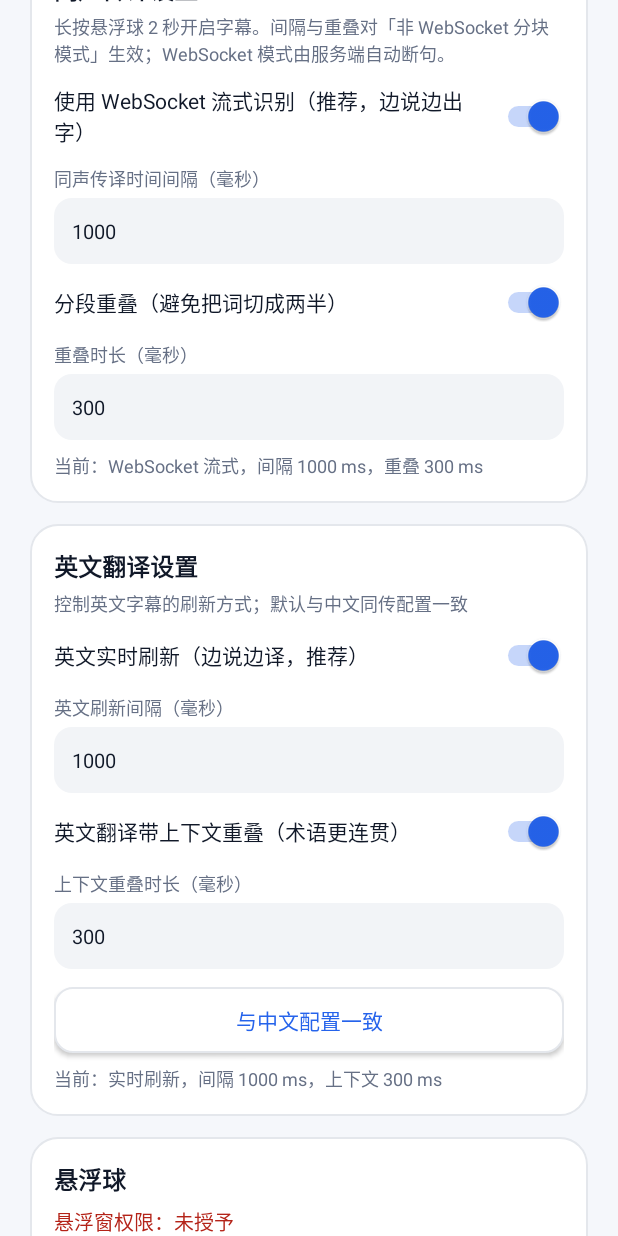
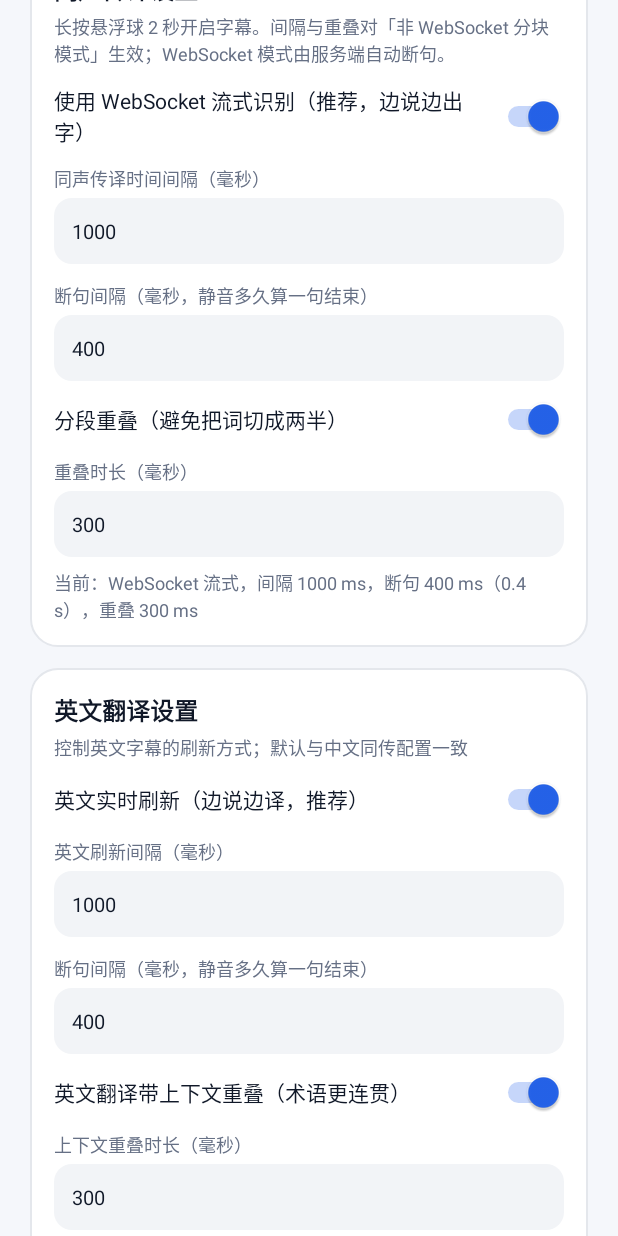
Before and after one commit to gongsikai1/android-ball, an Android app: the screen it shows after launch (MainActivity), scrolled down 576 dp, on a phone screen of 412 x 824 dp. Run offline under Robolectric (Android 15) with nearby library versions, the phone set to English and light mode, and no system bars.

Commit message:
feat: 字幕尾部滚动显示+中英断句间隔(毫秒/秒)；docs:2.0

```diff
--- a/app/build.gradle
+++ b/app/build.gradle
@@ -10,8 +10,8 @@ android {
         applicationId "com.aivision.floatassist"
         minSdk 26
         targetSdk 34
-        versionCode 10
-        versionName "1.9"
+        versionCode 11
+        versionName "2.0"
     }
 
     buildTypes {
--- a/app/src/main/java/com/aivision/floatassist/MainActivity.java
+++ b/app/src/main/java/com/aivision/floatassist/MainActivity.java
@@ -28,7 +28,7 @@ public class MainActivity extends Activity {
     private static final int REQ_CAPTURE = 1001;
     private static final int REQ_NOTIFICATION = 1002;
 
-    private EditText etKey, etBase, etModel, etVision, etSubInterval, etSubOverlap, etEnInterval, etEnOverlap;
+    private EditText etKey, etBase, etModel, etVision, etSubInterval, etSubOverlap, etEnInterval, etEnOverlap, etSubBreak, etEnBreak;
     private Switch swSubWs, swSubOverlap, swEnStream, swEnOverlap;
     private TextView tvPerm, tvAlpha, tvStatus, tvSubSummary, tvEnSummary;
     private SeekBar seekAlpha;
@@ -59,6 +59,8 @@ public class MainActivity extends Activity {
         etEnInterval = findViewById(R.id.et_en_interval);
         etEnOverlap = findViewById(R.id.et_en_overlap_ms);
         tvEnSummary = findViewById(R.id.tv_en_summary);
+        etSubBreak = findViewById(R.id.et_sub_break);
+        etEnBreak = findViewById(R.id.et_en_break);
         seekAlpha = findViewById(R.id.seek_alpha);
         btnGallery = findViewById(R.id.btn_gallery);
         btnAccess = findViewById(R.id.btn_access);
@@ -98,11 +100,34 @@ public class MainActivity extends Activity {
             public void afterTextChanged(android.text.Editable s) {
             }
         });
+        etSubBreak.addTextChangedListener(new android.text.TextWatcher() {
+            public void beforeTextChanged(CharSequence s, int a, int b, int c) {
+            }
+
+            public void onTextChanged(CharSequence s, int a, int b, int c) {
+                updateSubtitleSummary();
+            }
+
+            public void afterTextChanged(android.text.Editable s) {
+            }
+        });
+        etEnBreak.addTextChangedListener(new android.text.TextWatcher() {
+            public void beforeTextChanged(CharSequence s, int a, int b, int c) {
+            }
+
+            public void onTextChanged(CharSequence s, int a, int b, int c) {
+                updateEnglishSummary();
+            }
+
+            public void afterTextChanged(android.text.Editable s) {
+            }
+        });
         findViewById(R.id.btn_en_copy).setOnClickListener(v -> {
             swEnStream.setChecked(swSubWs.isChecked());
             etEnInterval.setText(etSubInterval.getText().toString());
             swEnOverlap.setChecked(swSubOverlap.isChecked());
             etEnOverlap.setText(etSubOverlap.getText().toString());
+            etEnBreak.setText(etSubBreak.getText().toString());
             saveConfig();
             toast("英文配置已跟随中文");
         });
@@ -221,12 +246,14 @@ public class MainActivity extends Activity {
         swSubOverlap.setChecked(Prefs.subtitleOverlap(this));
         etSubInterval.setText(String.valueOf(Prefs.subtitleChunkMs(this)));
         etSubOverlap.setText(String.valueOf(Prefs.subtitleOverlapMs(this)));
+        etSubBreak.setText(String.valueOf(Prefs.subtitleBreakMs(this)));
         updateSubtitleSummary();
 
         swEnStream.setChecked(Prefs.enStream(this));
         swEnOverlap.setChecked(Prefs.enOverlap(this));
         etEnInterval.setText(String.valueOf(Prefs.enIntervalMs(this)));
         etEnOverlap.setText(String.valueOf(Prefs.enOverlapMs(this)));
+        etEnBreak.setText(String.valueOf(Prefs.enBreakMs(this)));
         updateEnglishSummary();
     }
 
@@ -235,8 +262,10 @@ public class MainActivity extends Activity {
         int interval = parseIntSafe(etSubInterval.getText().toString(), 1000, 300, 10000);
         int overlap = parseIntSafe(etSubOverlap.getText().toString(), 300, 0, Math.max(0, interval / 2));
         String mode = swSubWs.isChecked() ? "WebSocket 流式" : "分块（非 WebSocket）";
+        int brk = parseIntSafe(etSubBreak.getText().toString(), 400, 200, 6000);
         String ov = swSubOverlap.isChecked() ? ("重叠 " + overlap + " ms") : "不重叠";
-        tvSubSummary.setText("当前：" + mode + "，间隔 " + interval + " ms，" + ov);
+        String sec = String.format(java.util.Locale.US, "%.1f", brk / 1000f);
+        tvSubSummary.setText("当前：" + mode + "，间隔 " + interval + " ms，断句 " + brk + " ms（" + sec + " s），" + ov);
     }
 
     private void updateEnglishSummary() {
@@ -244,8 +273,10 @@ public class MainActivity extends Activity {
         int interval = parseIntSafe(etEnInterval.getText().toString(), 1000, 300, 10000);
         int overlap = parseIntSafe(etEnOverlap.getText().toString(), 300, 0, Math.max(0, interval / 2));
         String mode = swEnStream.isChecked() ? "实时刷新" : "整句翻译";
+        int brk = parseIntSafe(etEnBreak.getText().toString(), 400, 200, 6000);
         String ov = swEnOverlap.isChecked() ? ("上下文 " + overlap + " ms") : "无上下文";
-        tvEnSummary.setText("当前：" + mode + "，间隔 " + interval + " ms，" + ov);
+        String sec = String.format(java.util.Locale.US, "%.1f", brk / 1000f);
+        tvEnSummary.setText("当前：" + mode + "，间隔 " + interval + " ms，断句 " + brk + " ms（" + sec + " s），" + ov);
     }
 
     private static int parseIntSafe(String s, int def, int min, int max) {
@@ -273,16 +304,22 @@ public class MainActivity extends Activity {
         if (!swSubOverlap.isChecked()) overlap = 0;
         etSubInterval.setText(String.valueOf(interval));
         etSubOverlap.setText(String.valueOf(overlap));
+        int subBreak = parseIntSafe(etSubBreak.getText().toString(), 400, 200, 6000);
+        etSubBreak.setText(String.valueOf(subBreak));
         int enInterval = parseIntSafe(etEnInterval.getText().toString(), 1000, 300, 10000);
         int enOverlap = parseIntSafe(etEnOverlap.getText().toString(), 300, 0, Math.max(0, enInterval / 2));
         if (!swEnOverlap.isChecked()) enOverlap = 0;
         etEnInterval.setText(String.valueOf(enInterval));
         etEnOverlap.setText(String.valueOf(enOverlap));
+        int enBreak = parseIntSafe(etEnBreak.getText().toString(), 400, 200, 6000);
+        etEnBreak.setText(String.valueOf(enBreak));
         Prefs.sp(this).edit()
+                .putInt("en_break_ms", enBreak)
                 .putBoolean("en_ws", swEnStream.isChecked())
                 .putInt("en_interval_ms", enInterval)
                 .putBoolean("en_overlap", swEnOverlap.isChecked())
                 .putInt("en_overlap_ms", enOverlap)
+                .putInt("sub_break_ms", subBreak)
                 .putBoolean("sub_ws", swSubWs.isChecked())
                 .putInt("sub_interval_ms", interval)
                 .putBoolean("sub_overlap", swSubOverlap.isChecked())
--- a/app/src/main/java/com/aivision/floatassist/Prefs.java
+++ b/app/src/main/java/com/aivision/floatassist/Prefs.java
@@ -55,6 +55,15 @@ public final class Prefs {
     // ---------------- 同声传译 ----------------
     // ---- 英文翻译（默认跟随中文同传配置）----
 
+    /** 英文定稿等待：草稿静默超过该时长就立即整句英译（毫秒） */
+    public static int enBreakMs(Context c) {
+        if (!sp(c).contains("en_break_ms")) return subtitleBreakMs(c);
+        int v = sp(c).getInt("en_break_ms", 400);
+        if (v < 200) v = 200;
+        if (v > 6000) v = 6000;
+        return v;
+    }
+
     public static boolean enStream(Context c) {
         if (!sp(c).contains("en_ws")) return subtitleWs(c);
         return sp(c).getBoolean("en_ws", true);
@@ -82,6 +91,14 @@ public final class Prefs {
         return v;
     }
 
+
+    /** WebSocket 模式 VAD 断句静音阈值（毫秒） */
+    public static int subtitleBreakMs(Context c) {
+        int v = sp(c).getInt("sub_break_ms", 400);
+        if (v < 200) v = 200;
+        if (v > 6000) v = 6000;
+        return v;
+    }
 
     public static boolean subtitleWs(Context c) {
         return sp(c).getBoolean("sub_ws", true);
--- a/app/src/main/res/layout/activity_main.xml
+++ b/app/src/main/res/layout/activity_main.xml
@@ -220,6 +220,28 @@
                 android:textColorHint="#98A2B3"
                 android:textSize="13sp" />
 
+            <TextView
+                android:layout_width="wrap_content"
+                android:layout_height="wrap_content"
+                android:layout_marginTop="12dp"
+                android:text="断句间隔（毫秒，静音多久算一句结束）"
+                android:textColor="@color/text_sub"
+                android:textSize="12sp" />
+
+            <EditText
+                android:id="@+id/et_sub_break"
+                android:layout_width="match_parent"
+                android:layout_height="wrap_content"
+                android:layout_marginTop="4dp"
+                android:background="@drawable/bg_input"
+                android:hint="400"
+                android:inputType="number"
+                android:minHeight="44dp"
+                android:padding="12dp"
+                android:textColor="@color/text"
+                android:textColorHint="#98A2B3"
+                android:textSize="13sp" />
+
             <Switch
                 android:id="@+id/sw_sub_overlap"
                 android:layout_width="match_parent"
@@ -310,6 +332,28 @@
                 android:layout_marginTop="4dp"
                 android:background="@drawable/bg_input"
                 android:hint="1000"
+                android:inputType="number"
+                android:minHeight="44dp"
+                android:padding="12dp"
+                android:textColor="@color/text"
+                android:textColorHint="#98A2B3"
+                android:textSize="13sp" />
+
+            <TextView
+                android:layout_width="wrap_content"
+                android:layout_height="wrap_content"
+                android:layout_marginTop="12dp"
+                android:text="断句间隔（毫秒，静音多久算一句结束）"
+                android:textColor="@color/text_sub"
+                android:textSize="12sp" />
+
+            <EditText
+                android:id="@+id/et_en_break"
+                android:layout_width="match_parent"
+                android:layout_height="wrap_content"
+                android:layout_marginTop="4dp"
+                android:background="@drawable/bg_input"
+                android:hint="400"
                 android:inputType="number"
                 android:minHeight="44dp"
                 android:padding="12dp"
```
Also changed, not shown: app/src/main/java/com/aivision/floatassist/FloatingService.java (+58 -11 lines), app/src/main/java/com/aivision/floatassist/LiveSubtitleEngine.java (+23 -1 lines), app/src/main/java/com/aivision/floatassist/RealtimeAsrClient.java (+8 -2 lines), 2 other files.
